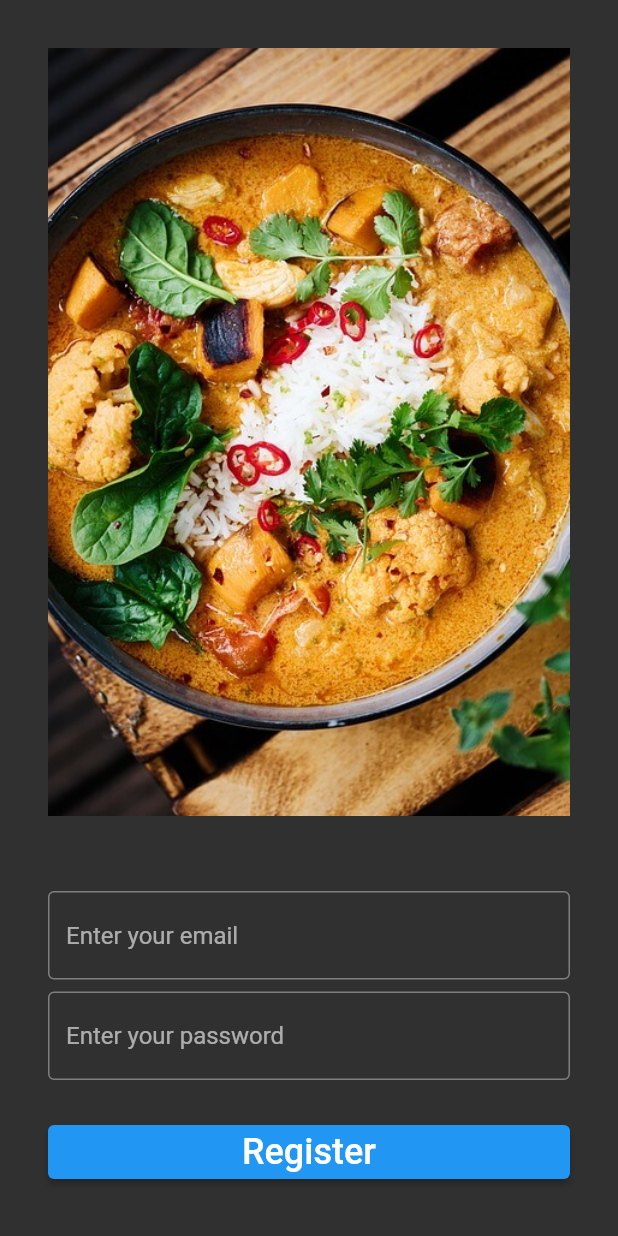
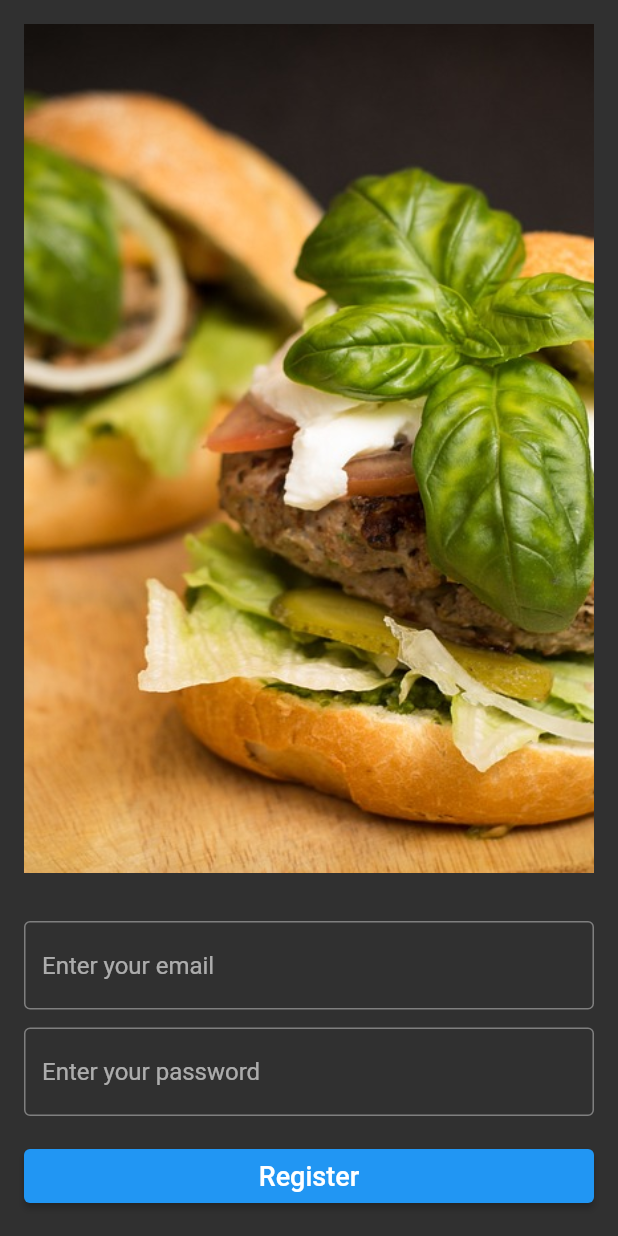
Before and after one commit to ahmnouira/flutter_dishes, a Flutter app: the screen it shows after launch, after a tap on "Register", on a phone screen of 412 x 824 dp. Run offline on Flutter 3.47's test engine with Material 2 defaults, Android fonts, the phone set to English and light mode, and no system bars.

Commit message:
fix: adjusted ui

```diff
--- a/lib/src/data/assets/assets.dart
+++ b/lib/src/data/assets/assets.dart
@@ -1,4 +1,6 @@
 class Assets {
   // https://pixabay.com/
   static const String welcomeHero = 'assets/images/welcome.jpg';
+  static const String registerHero = 'assets/images/register.jpg';
+  static const String loginHero = 'assets/images/login.jpg';
 }
--- a/lib/src/theme/breakpoint.dart
+++ b/lib/src/theme/breakpoint.dart
@@ -5,6 +5,9 @@ class Breakpoint {
   /// 24.0
   static const y2 = 24.0;
 
+  /// 8.0
+  static const x05 = 8.0;
+
   /// 16.0
   static const x1 = 16.0;
 
--- /dev/null
+++ b/lib/src/theme/size.dart
@@ -0,0 +1,4 @@
+class Size {
+  /// 18.0
+  static const x1 = 18.0;
+}
--- a/lib/src/ui/pages/register_page.dart
+++ b/lib/src/ui/pages/register_page.dart
@@ -1,7 +1,9 @@
 import 'package:flutter/foundation.dart';
 import 'package:flutter/material.dart';
 import 'package:flutter_dishes/src/app_route.dart';
+import 'package:flutter_dishes/src/data/assets/assets.dart';
 import 'package:flutter_dishes/src/theme/breakpoint.dart';
+import 'package:flutter_dishes/src/ui/widgets/button_widget.dart';
 import 'package:flutter_dishes/src/ui/widgets/hero_widget.dart';
 import 'package:flutter_dishes/src/ui/widgets/page_wrapper_widget.dart';
 
@@ -37,9 +39,10 @@ class _RegisterPageState extends State<RegisterPage> {
   @override
   Widget build(BuildContext context) {
     return PageWrapperWidget(children: [
-      const Flexible(child: HeroWidget()),
-      const SizedBox(
-        height: 18.0,
+      const Expanded(
+        child: HeroWidget(
+          image: Assets.registerHero,
+        ),
       ),
       TextField(
         decoration: const InputDecoration(
@@ -56,7 +59,7 @@ class _RegisterPageState extends State<RegisterPage> {
         ),
       ),
       const SizedBox(
-        height: 8.0,
+        height: Breakpoint.y1,
       ),
       TextField(
         decoration: const InputDecoration(
@@ -72,15 +75,9 @@ class _RegisterPageState extends State<RegisterPage> {
           color: Colors.white,
         ),
       ),
-      const SizedBox(
-        height: 24.0,
-      ),
-      ElevatedButton(
+      ButtonWidget(
+        text: 'Register',
         onPressed: submit,
-        child: const Text(
-          'Register',
-          style: TextStyle(fontSize: 24.0),
-        ),
       ),
     ]);
   }
--- a/lib/src/ui/pages/welcome_page.dart
+++ b/lib/src/ui/pages/welcome_page.dart
@@ -1,6 +1,6 @@
 import 'package:flutter/material.dart';
 import 'package:flutter_dishes/src/app_route.dart' show AppRoutes;
-import 'package:flutter_dishes/src/theme/breakpoint.dart';
+import 'package:flutter_dishes/src/ui/widgets/button_widget.dart';
 import 'package:flutter_dishes/src/ui/widgets/hero_widget.dart';
 import 'package:flutter_dishes/src/ui/widgets/page_wrapper_widget.dart';
 
@@ -20,36 +20,23 @@ class WelcomePage extends StatelessWidget {
           child: Text(
             'My Favorite Dishes',
             style: TextStyle(
-              fontSize: 32.0,
+              fontSize: 28.0,
               color: Colors.white,
-              fontWeight: FontWeight.w900,
+              fontWeight: FontWeight.w700,
             ),
           ),
         ),
-        const SizedBox(
-          height: Breakpoint.x1,
-        ),
-        ElevatedButton(
+        ButtonWidget(
+          text: 'Log in',
           onPressed: () {
             Navigator.pushNamed(context, AppRoutes.loginPage);
           },
-          clipBehavior: Clip.antiAlias,
-          child: const Text(
-            'Log in',
-            style: TextStyle(fontSize: 24.0),
-          ),
         ),
-        const SizedBox(
-          height: Breakpoint.x1,
-        ),
-        ElevatedButton(
+        ButtonWidget(
+          text: 'Register',
           onPressed: () {
             Navigator.pushNamed(context, AppRoutes.registerPage);
           },
-          child: const Text(
-            'Register',
-            style: TextStyle(fontSize: 24.0),
-          ),
         ),
       ],
     );
--- /dev/null
+++ b/lib/src/ui/widgets/button_widget.dart
@@ -0,0 +1,25 @@
+import 'package:flutter/material.dart';
+import 'package:flutter_dishes/src/theme/breakpoint.dart';
+import 'package:flutter_dishes/src/theme/size.dart';
+
+class ButtonWidget extends StatelessWidget {
+  final String text;
+  final void Function()? onPressed;
+
+  const ButtonWidget({super.key, required this.text, this.onPressed});
+
+  @override
+  Widget build(BuildContext context) {
+    return Container(
+      padding: const EdgeInsets.only(top: Breakpoint.x1),
+      child: ElevatedButton(
+        onPressed: onPressed,
+        clipBehavior: Clip.antiAlias,
+        child: Text(
+          text,
+          style: const TextStyle(fontSize: Size.x1),
+        ),
+      ),
+    );
+  }
+}
--- a/lib/src/ui/widgets/page_wrapper_widget.dart
+++ b/lib/src/ui/widgets/page_wrapper_widget.dart
@@ -1,4 +1,5 @@
 import 'package:flutter/material.dart';
+import 'package:flutter_dishes/src/theme/breakpoint.dart';
 
 class PageWrapperWidget extends StatelessWidget {
   final List<Widget> children;
@@ -8,7 +9,7 @@ class PageWrapperWidget extends StatelessWidget {
   const PageWrapperWidget({
     super.key,
     required this.children,
-    this.padding = 32.0,
+    this.padding = Breakpoint.x1,
   });
 
   @override
@@ -16,7 +17,7 @@ class PageWrapperWidget extends StatelessWidget {
     return Scaffold(
       // backgroundColor: Colors.black26,
       body: Padding(
-        padding: const EdgeInsets.all(32.0),
+        padding: EdgeInsets.all(padding),
         child: Column(
           mainAxisAlignment: MainAxisAlignment.center,
           crossAxisAlignment: CrossAxisAlignment.stretch,
```
Also changed, not shown: assets/images/login.jpg (added), assets/images/register.jpg (added).
